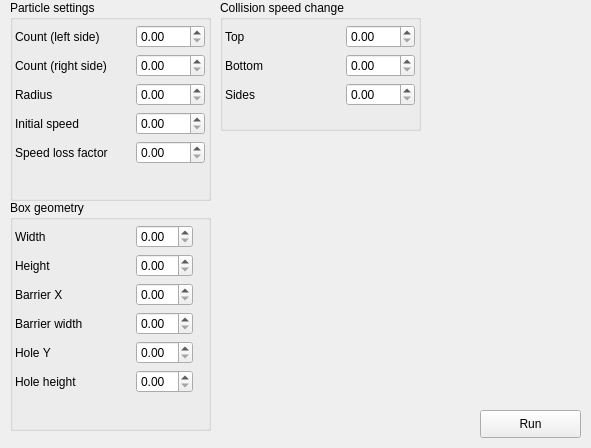
Above: ui/NewExperimentWindow.ui from Morozzzko/particles-in-box-python before the change. Below: the same form after it.
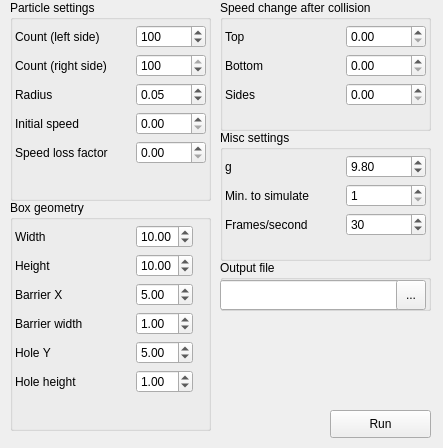
That is the form after the change.

Commit message: feat: завершено окно создания эксперимента, добавлена часть логики при создании эксперимента

What changed in the file:
```diff
--- a/ui/NewExperimentWindow.ui
+++ b/ui/NewExperimentWindow.ui
@@ -6,7 +6,7 @@
    <rect>
     <x>0</x>
     <y>0</y>
-    <width>591</width>
+    <width>443</width>
     <height>448</height>
    </rect>
   </property>
@@ -36,7 +36,7 @@
      <rect>
       <x>0</x>
       <y>20</y>
-      <width>200</width>
+      <width>201</width>
       <height>174</height>
      </rect>
     </property>
@@ -158,19 +158,56 @@
       </widget>
      </item>
      <item row="0" column="1">
-      <widget class="QDoubleSpinBox" name="n_left"/>
+      <widget class="QDoubleSpinBox" name="n_left">
+       <property name="decimals">
+        <number>0</number>
+       </property>
+       <property name="minimum">
+        <double>0.000000000000000</double>
+       </property>
+       <property name="maximum">
+        <double>500.000000000000000</double>
+       </property>
+       <property name="value">
+        <double>100.000000000000000</double>
+       </property>
+      </widget>
      </item>
      <item row="1" column="1">
-      <widget class="QDoubleSpinBox" name="n_right"/>
+      <widget class="QDoubleSpinBox" name="n_right">
+       <property name="decimals">
+        <number>0</number>
+       </property>
+       <property name="value">
+        <double>100.000000000000000</double>
+       </property>
+      </widget>
      </item>
      <item row="2" column="1">
-      <widget class="QDoubleSpinBox" name="particle_r"/>
+      <widget class="QDoubleSpinBox" name="particle_r">
+       <property name="minimum">
+        <double>0.010000000000000</double>
+       </property>
+       <property name="singleStep">
+        <double>0.010000000000000</double>
+       </property>
+       <property name="value">
+        <double>0.050000000000000</double>
+       </property>
+      </widget>
      </item>
      <item row="3" column="1">
       <widget class="QDoubleSpinBox" name="v_init"/>
      </item>
      <item row="4" column="1">
-      <widget class="QDoubleSpinBox" name="v_loss"/>
+      <widget class="QDoubleSpinBox" name="v_loss">
+       <property name="maximum">
+        <double>1.000000000000000</double>
+       </property>
+       <property name="singleStep">
+        <double>0.010000000000000</double>
+       </property>
+      </widget>
      </item>
     </layout>
    </widget>
@@ -327,22 +364,64 @@
       </widget>
      </item>
      <item row="0" column="1">
-      <widget class="QDoubleSpinBox" name="box_width"/>
+      <widget class="QDoubleSpinBox" name="box_width">
+       <property name="singleStep">
+        <double>0.010000000000000</double>
+       </property>
+       <property name="value">
+        <double>10.000000000000000</double>
+       </property>
+      </widget>
      </item>
      <item row="1" column="1">
-      <widget class="QDoubleSpinBox" name="box_height"/>
+      <widget class="QDoubleSpinBox" name="box_height">
+       <property name="singleStep">
+        <double>0.010000000000000</double>
+       </property>
+       <property name="value">
+        <double>10.000000000000000</double>
+       </property>
+      </widget>
      </item>
      <item row="2" column="1">
-      <widget class="QDoubleSpinBox" name="barrier_x"/>
+      <widget class="QDoubleSpinBox" name="barrier_x">
+       <property name="singleStep">
+        <double>0.010000000000000</double>
+       </property>
+       <property name="value">
+        <double>5.000000000000000</double>
+       </property>
+      </widget>
      </item>
      <item row="3" column="1">
-      <widget class="QDoubleSpinBox" name="barrier_width"/>
+      <widget class="QDoubleSpinBox" name="barrier_width">
+       <property name="singleStep">
+        <double>0.010000000000000</double>
+       </property>
+       <property name="value">
+        <double>1.000000000000000</double>
+       </property>
+      </widget>
      </item>
      <item row="4" column="1">
-      <widget class="QDoubleSpinBox" name="hole_y"/>
+      <widget class="QDoubleSpinBox" name="hole_y">
+       <property name="singleStep">
+        <double>0.010000000000000</double>
+       </property>
+       <property name="value">
+        <double>5.000000000000000</double>
+       </property>
+      </widget>
      </item>
      <item row="5" column="1">
-      <widget class="QDoubleSpinBox" name="hole_height"/>
+      <widget class="QDoubleSpinBox" name="hole_height">
+       <property name="singleStep">
+        <double>0.010000000000000</double>
+       </property>
+       <property name="value">
+        <double>1.000000000000000</double>
+       </property>
+      </widget>
      </item>
     </layout>
    </widget>
@@ -352,19 +431,19 @@
     <rect>
      <x>220</x>
      <y>0</y>
-     <width>201</width>
+     <width>211</width>
      <height>131</height>
     </rect>
    </property>
    <property name="title">
-    <string>Collision speed change</string>
+    <string>Speed change after collision</string>
    </property>
    <widget class="QWidget" name="formLayoutWidget_2">
     <property name="geometry">
      <rect>
       <x>0</x>
       <y>20</y>
-      <width>200</width>
+      <width>211</width>
       <height>106</height>
      </rect>
     </property>
@@ -462,7 +541,7 @@
   <widget class="QPushButton" name="button_run">
    <property name="geometry">
     <rect>
-     <x>480</x>
+     <x>330</x>
      <y>410</y>
      <width>101</width>
      <height>28</height>
@@ -472,6 +551,190 @@
     <string>Run</string>
    </property>
   </widget>
+  <widget class="QGroupBox" name="group_misc_settings">
+   <property name="geometry">
+    <rect>
+     <x>220</x>
+     <y>130</y>
+     <width>211</width>
+     <height>131</height>
+    </rect>
+   </property>
+   <property name="title">
+    <string>Misc settings</string>
+   </property>
+   <widget class="QWidget" name="formLayoutWidget_4">
+    <property name="geometry">
+     <rect>
+      <x>0</x>
+      <y>20</y>
+      <width>211</width>
+      <height>106</height>
+     </rect>
+    </property>
+    <layout class="QFormLayout" name="form_misc_settings">
+     <property name="sizeConstraint">
+      <enum>QLayout::SetDefaultConstraint</enum>
+     </property>
+     <property name="formAlignment">
+      <set>Qt::AlignLeading|Qt::AlignLeft|Qt::AlignTop</set>
+     </property>
+     <property name="verticalSpacing">
+      <number>6</number>
+     </property>
+     <property name="leftMargin">
+      <number>5</number>
+     </property>
+     <property name="topMargin">
+      <number>5</number>
+     </property>
+     <property name="rightMargin">
+      <number>5</number>
+     </property>
+     <property name="bottomMargin">
+      <number>5</number>
+     </property>
+     <item row="0" column="0">
+      <widget class="QLabel" name="label_g">
+       <property name="minimumSize">
+        <size>
+         <width>115</width>
+         <height>0</height>
+        </size>
+       </property>
+       <property name="maximumSize">
+        <size>
+         <width>115</width>
+         <height>16777215</height>
+        </size>
+       </property>
+       <property name="text">
+        <string>g</string>
+       </property>
+      </widget>
+     </item>
+     <item row="1" column="0">
+      <widget class="QLabel" name="label_simulation_time">
+       <property name="minimumSize">
+        <size>
+         <width>115</width>
+         <height>0</height>
+        </size>
+       </property>
+       <property name="maximumSize">
+        <size>
+         <width>115</width>
+         <height>16777215</height>
+        </size>
+       </property>
+       <property name="text">
+        <string>Min. to simulate</string>
+       </property>
+      </widget>
+     </item>
+     <item row="2" column="0">
+      <widget class="QLabel" name="label_fps">
+       <property name="minimumSize">
+        <size>
+         <width>115</width>
+         <height>0</height>
+        </size>
+       </property>
+       <property name="maximumSize">
+        <size>
+         <width>115</width>
+         <height>16777215</height>
+        </size>
+       </property>
+       <property name="text">
+        <string>Frames/second</string>
+       </property>
+      </widget>
+     </item>
+     <item row="0" column="1">
+      <widget class="QDoubleSpinBox" name="g">
+       <property name="minimum">
+        <double>0.100000000000000</double>
+       </property>
+       <property name="singleStep">
+        <double>0.100000000000000</double>
+       </property>
+       <property name="value">
+        <double>9.800000000000001</double>
+       </property>
+      </widget>
+     </item>
+     <item row="1" column="1">
+      <widget class="QDoubleSpinBox" name="simulation_time">
+       <property name="decimals">
+        <number>0</number>
+       </property>
+       <property name="minimum">
+        <double>1.000000000000000</double>
+       </property>
+       <property name="maximum">
+        <double>180.000000000000000</double>
+       </property>
+      </widget>
+     </item>
+     <item row="2" column="1">
+      <widget class="QDoubleSpinBox" name="fps">
+       <property name="decimals">
+        <number>0</number>
+       </property>
+       <property name="minimum">
+        <double>1.000000000000000</double>
+       </property>
+       <property name="maximum">
+        <double>60.000000000000000</double>
+       </property>
+       <property name="value">
+        <double>30.000000000000000</double>
+       </property>
+      </widget>
+     </item>
+    </layout>
+   </widget>
+  </widget>
+  <widget class="QGroupBox" name="group_output_file">
+   <property name="geometry">
+    <rect>
+     <x>220</x>
+     <y>260</y>
+     <width>211</width>
+     <height>51</height>
+    </rect>
+   </property>
+   <property name="title">
+    <string>Output file</string>
+   </property>
+   <widget class="QLineEdit" name="output_file">
+    <property name="enabled">
+     <bool>true</bool>
+    </property>
+    <property name="geometry">
+     <rect>
+      <x>0</x>
+      <y>20</y>
+      <width>181</width>
+      <height>30</height>
+     </rect>
+    </property>
+   </widget>
+   <widget class="QToolButton" name="output_file_button">
+    <property name="geometry">
+     <rect>
+      <x>176</x>
+      <y>20</y>
+      <width>30</width>
+      <height>30</height>
+     </rect>
+    </property>
+    <property name="text">
+     <string>...</string>
+    </property>
+   </widget>
+  </widget>
  </widget>
  <resources/>
  <connections/>
```
Left out of the diff: 24 changed lines with no effect on the pictures. The commit also changes 2 other files.
